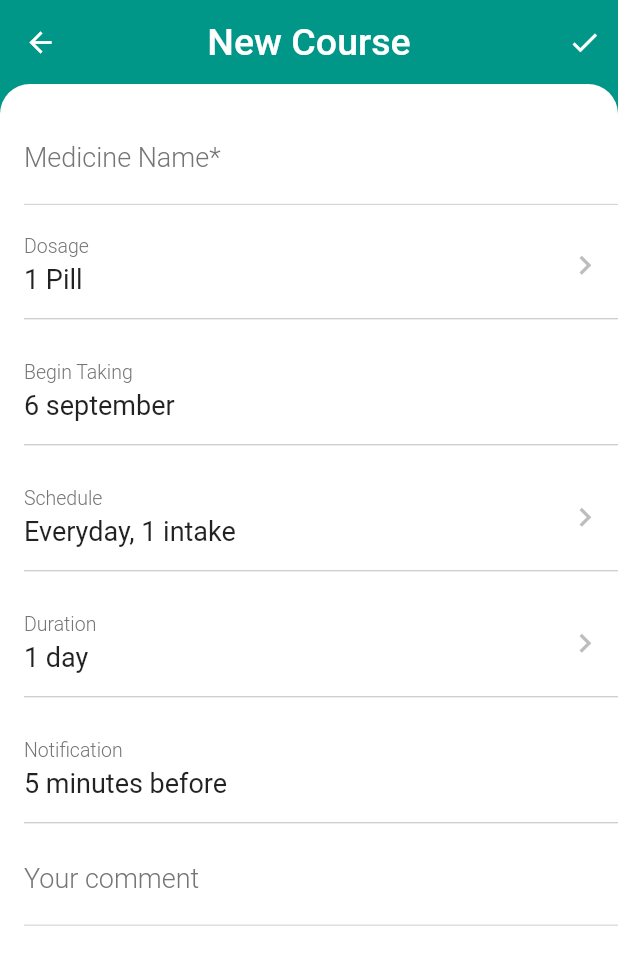
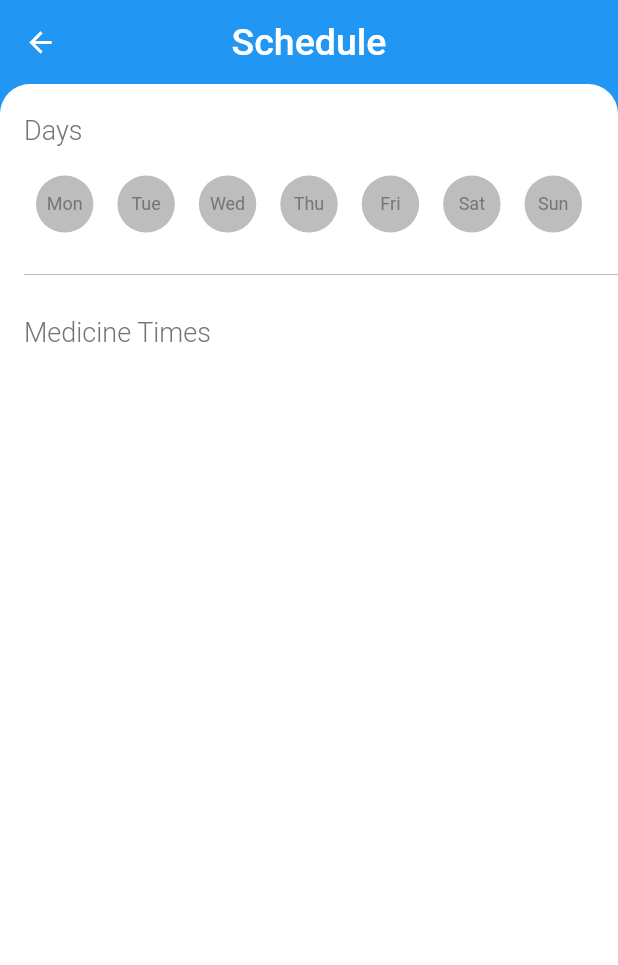
Before and after one commit to avinvvij/Medicine-Reminder, a Flutter app: the NewMedicine screen opened by its route, after a tap on "Schedule", on a phone screen of 412 x 824 dp. Shown: the top 965 px of the screen. Run offline on Flutter 3.47's test engine with Material 2 defaults, Android fonts, the phone set to English and light mode, and no system bars; our stand-ins replace flutter_vector_icons, table_calendar.

Commit message:
Adding the models, start to scheduling screen, adding the custom day picker.

```diff
--- /dev/null
+++ b/lib/CommonModules/PRDayPicker.dart
@@ -0,0 +1,124 @@
+import "package:flutter/material.dart";
+import 'package:pill_reminder/Utils/Colors.dart';
+
+class PRDayPicker extends StatefulWidget {
+  @override
+  _PRDayPickerState createState() => _PRDayPickerState();
+}
+
+class _PRDayPickerState extends State<PRDayPicker> {
+  List<int> selectedDays = [];
+
+  void onDayClicked(int dayIndex) {
+    if (selectedDays.indexOf(dayIndex) >= 0) {
+      this.setState(() {
+        selectedDays.removeAt(selectedDays.indexOf(dayIndex));
+      });
+    } else {
+      this.setState(() {
+        selectedDays.add(dayIndex);
+      });
+    }
+  }
+
+  @override
+  Widget build(BuildContext context) {
+    return Container(
+      margin: EdgeInsets.only(right: 16),
+      child: Row(
+        children: [
+          Expanded(
+              child: PRDay(
+            text: "Mon",
+            onTap: () {
+              onDayClicked(0);
+            },
+            isSelected: selectedDays.indexOf(0) >= 0,
+          )),
+          Expanded(
+              child: PRDay(
+            text: "Tue",
+            onTap: () {
+              onDayClicked(1);
+            },
+            isSelected: selectedDays.indexOf(1) >= 0,
+          )),
+          Expanded(
+              child: PRDay(
+            text: "Wed",
+            onTap: () {
+              onDayClicked(2);
+            },
+            isSelected: selectedDays.indexOf(2) >= 0,
+          )),
+          Expanded(
+              child: PRDay(
+            text: "Thu",
+            onTap: () {
+              onDayClicked(3);
+            },
+            isSelected: selectedDays.indexOf(3) >= 0,
+          )),
+          Expanded(
+              child: PRDay(
+            text: "Fri",
+            onTap: () {
+              onDayClicked(4);
+            },
+            isSelected: selectedDays.indexOf(4) >= 0,
+          )),
+          Expanded(
+              child: PRDay(
+            text: "Sat",
+            onTap: () {
+              onDayClicked(5);
+            },
+            isSelected: selectedDays.indexOf(5) >= 0,
+          )),
+          Expanded(
+              child: PRDay(
+            text: "Sun",
+            onTap: () {
+              onDayClicked(6);
+            },
+            isSelected: selectedDays.indexOf(6) >= 0,
+          )),
+        ],
+      ),
+    );
+  }
+}
+
+class PRDay extends StatelessWidget {
+  PRDay({@required this.text, @required this.onTap, this.isSelected});
+  final String text;
+  final Function onTap;
+  final bool isSelected;
+
+  @override
+  Widget build(BuildContext context) {
+    return GestureDetector(
+      onTap: () {
+        if (this.onTap != null) {
+          this.onTap();
+        }
+      },
+      child: Container(
+        margin: EdgeInsets.only(top: 8, left: 8, right: 8),
+        constraints: BoxConstraints(maxHeight: 38, maxWidth: 38),
+        decoration: BoxDecoration(
+            color: isSelected != null && isSelected
+                ? AppPallete.darkPrimaryColor
+                : AppPallete.dividerColor,
+            borderRadius: BorderRadius.circular(80)),
+        child: Center(
+            child: Text(text != null ? text : "Mon",
+                style: TextStyle(
+                    color: isSelected != null && isSelected
+                        ? AppPallete.textColor
+                        : AppPallete.secondaryTextColor,
+                    fontSize: 12))),
+      ),
+    );
+  }
+}
--- a/lib/Config/RouteIDs.dart
+++ b/lib/Config/RouteIDs.dart
@@ -2,4 +2,6 @@ class RouteIDs {
   static const String HOME_SCREEN_ID = "/";
   static const String NEW_MED_INTAKE_ID = "/intake";
   static const String NEW_DOSAGE_ID = "/dosage";
+  static const String MED_SCHEDULE_ID = "/schedule";
+  static const String NEW_SCHEDULE_ID = "/new_schedule";
 }
--- a/lib/Screens/HomeScreen.dart
+++ b/lib/Screens/HomeScreen.dart
@@ -55,7 +55,9 @@ class _HomeScreenState extends State<HomeScreen> {
         child: Center(child: NoData()),
       ),
       floatingActionButton: FloatingActionButton(
-        onPressed: () {},
+        onPressed: () {
+          Navigator.pushNamed(context, RouteIDs.MED_SCHEDULE_ID);
+        },
         backgroundColor: AppPallete.textColor,
         child: Center(
           child: Icon(
--- /dev/null
+++ b/lib/Screens/NewSchedule.dart
@@ -0,0 +1,82 @@
+import "package:flutter/material.dart";
+import 'package:flutter_vector_icons/flutter_vector_icons.dart';
+import 'package:pill_reminder/CommonModules/PRDayPicker.dart';
+import 'package:pill_reminder/Utils/Colors.dart';
+
+class NewSchedule extends StatefulWidget {
+  @override
+  _NewScheduleState createState() => _NewScheduleState();
+}
+
+class _NewScheduleState extends State<NewSchedule> {
+  @override
+  Widget build(BuildContext context) {
+    return Scaffold(
+      backgroundColor: AppPallete.primaryColor,
+      appBar: AppBar(
+        automaticallyImplyLeading: false,
+        elevation: 0,
+        title: Row(
+          children: [
+            Expanded(
+                flex: 1,
+                child: Center(
+                    child: GestureDetector(
+                        onTap: () {
+                          Navigator.pop(context);
+                        },
+                        child: Icon(MaterialIcons.arrow_back, size: 22)))),
+            Expanded(
+              flex: 20,
+              child: Center(
+                child: Text(
+                  "Schedule",
+                  style: TextStyle(fontSize: 25),
+                ),
+              ),
+            ),
+            Expanded(
+              child: Container(),
+            )
+          ],
+        ),
+      ),
+      body: Container(
+        padding: EdgeInsets.only(top: 20, left: 16),
+        width: double.infinity,
+        child: Column(
+          crossAxisAlignment: CrossAxisAlignment.start,
+          children: [
+            Text("Days",
+                style: TextStyle(
+                    color: AppPallete.secondaryTextColor,
+                    fontSize: 18,
+                    fontWeight: FontWeight.w300)),
+            SizedBox(
+              height: 12,
+            ),
+            PRDayPicker(),
+            SizedBox(
+              height: 20,
+            ),
+            Divider(
+              color: AppPallete.dividerColor,
+            ),
+            SizedBox(
+              height: 20,
+            ),
+            Text("Medicine Times",
+                style: TextStyle(
+                    color: AppPallete.secondaryTextColor,
+                    fontSize: 18,
+                    fontWeight: FontWeight.w300)),
+          ],
+        ),
+        decoration: BoxDecoration(
+            color: Colors.white,
+            borderRadius: BorderRadius.only(
+                topLeft: Radius.circular(20), topRight: Radius.circular(20))),
+      ),
+    );
+  }
+}
--- a/lib/Utils/Colors.dart
+++ b/lib/Utils/Colors.dart
@@ -1,11 +1,11 @@
 import "package:flutter/material.dart";
 
 class AppPallete {
-  static Color primaryColor = Color(0xFF009688);
-  static Color darkPrimaryColor = Color(0xFF00796B);
-  static Color lightPrimaryColor = Color(0xFFB2DFDB);
+  static Color primaryColor = Color(0xFF2196F3);
+  static Color darkPrimaryColor = Color(0xFF1976D2);
+  static Color lightPrimaryColor = Color(0xFFBBDEFB);
   static Color textColor = Color(0xFFFFFFFF);
-  static Color accentColor = Color(0xFF009688);
+  static Color accentColor = Color(0xFF448AFF);
   static Color primaryTextColor = Color(0xFF212121);
   static Color secondaryTextColor = Color(0xFF757575);
   static Color dividerColor = Color(0xFFBDBDBD);
--- a/lib/main.dart
+++ b/lib/main.dart
@@ -1,8 +1,10 @@
 import "package:flutter/material.dart";
 import 'package:pill_reminder/Config/RouteIDs.dart';
 import 'package:pill_reminder/Screens/HomeScreen.dart';
+import 'package:pill_reminder/Screens/MedSchedule.dart';
 import 'package:pill_reminder/Screens/NewDosage.dart';
 import 'package:pill_reminder/Screens/NewMedicine.dart';
+import 'package:pill_reminder/Screens/NewSchedule.dart';
 import 'package:pill_reminder/Utils/Colors.dart';
 
 void main() {
@@ -21,7 +23,9 @@ class MainApp extends StatelessWidget {
       routes: {
         RouteIDs.HOME_SCREEN_ID: (context) => HomeScreen(),
         RouteIDs.NEW_MED_INTAKE_ID: (context) => NewMedicine(),
-        RouteIDs.NEW_DOSAGE_ID: (context) => NewDosage()
+        RouteIDs.NEW_DOSAGE_ID: (context) => NewDosage(),
+        RouteIDs.MED_SCHEDULE_ID: (context) => MedSchedule(),
+        RouteIDs.NEW_SCHEDULE_ID: (context) => NewSchedule()
       },
     );
   }
--- a/pubspec.yaml
+++ b/pubspec.yaml
@@ -22,6 +22,7 @@ environment:
 
 dependencies:
   flutter_vector_icons: ^0.2.1
+  table_calendar: ^2.2.3
   flutter:
     sdk: flutter
 
```
Also changed, not shown: lib/Models/Course.dart (added, +63 -0 lines), lib/Screens/MedSchedule.dart (added, +89 -0 lines), lib/Screens/NewDosage.dart (+72 -6 lines), lib/Screens/NewMedicine.dart (+23 -4 lines), pubspec.lock.
